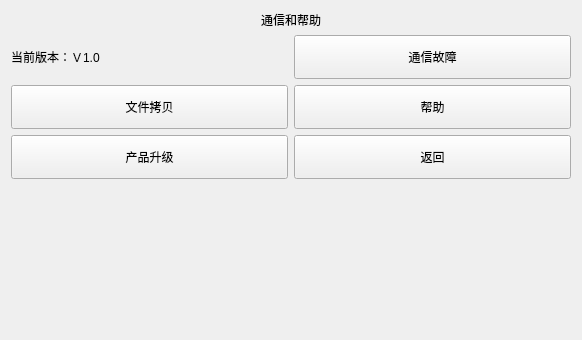
This is communication_help.ui in urielyan/kairen_ok335xs as Qt 5 draws it before an edit. The edited form follows.
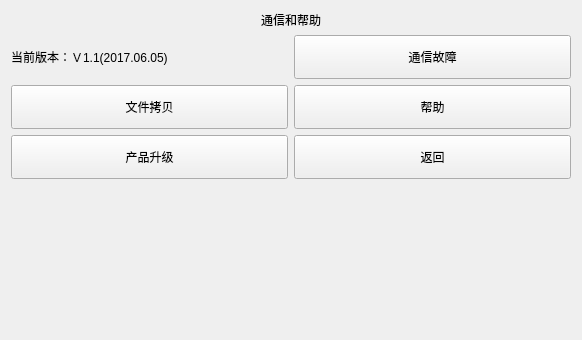
This is the edited form. Custom widgets are drawn as their Qt base class.

Commit message: 在ｃｏｍ中添加发送含量数据到ＰＣ端的功能，阳光那边给部队的可以发送数据到上位机的版本(最初未经测试版)(2017.07.09实现，ｖ2.0), 去除稳峰测量的保存数据．自动稳峰功能保留(2017.10.2的实现．);

```diff
--- a/communication_help.ui
+++ b/communication_help.ui
@@ -102,7 +102,7 @@
        <item row="1" column="0">
         <widget class="QLabel" name="lableVersion">
          <property name="text">
-          <string>当前版本：Ｖ1.0</string>
+          <string>当前版本：Ｖ1.1(2017.06.05)</string>
          </property>
         </widget>
        </item>
```
The commit also changes 17 other files.
